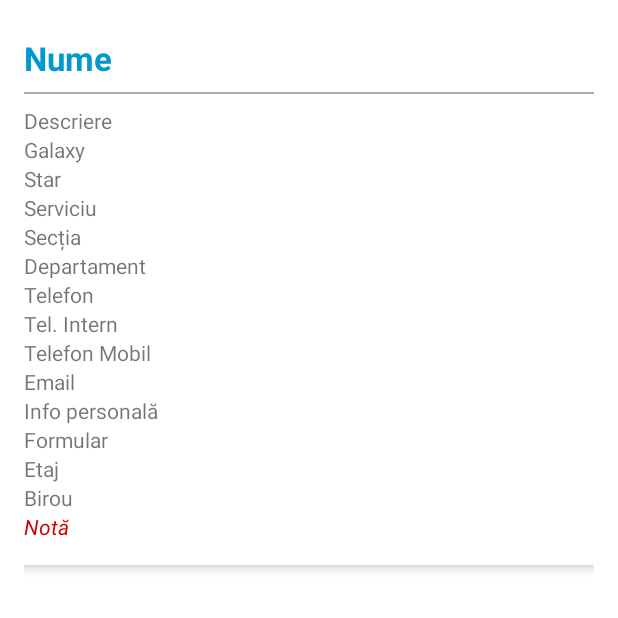
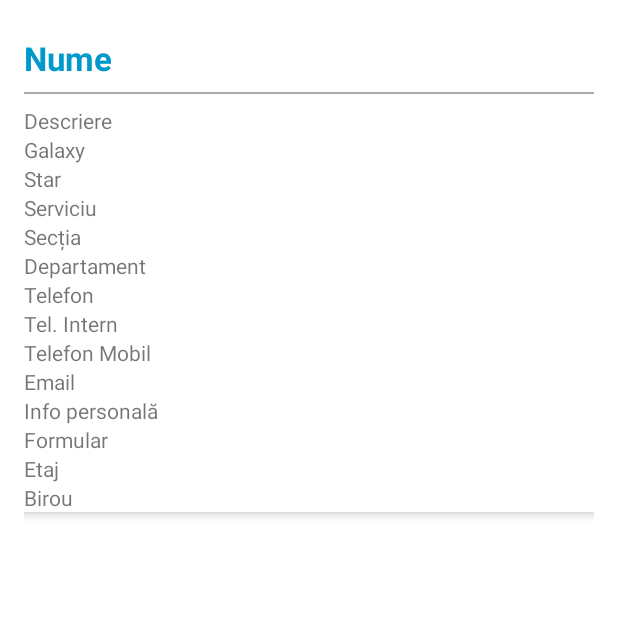
Before and after one commit to androidacvtivity/StatDataExplorer, an Android app: the EmployeeDetailsActivity screen opened directly, with no data from a screen before it, on a phone screen of 412 x 824 dp, the top half of it. Run offline under Robolectric (Android 15) with nearby library versions, the phone set to English and light mode, and no system bars.

Commit message:
Remove - getNotice - from Detalied #138

```diff
--- a/app/src/main/java/com/bancusoft/statdataexplorer/activities/EmployeeDetailsActivity.java
+++ b/app/src/main/java/com/bancusoft/statdataexplorer/activities/EmployeeDetailsActivity.java
@@ -35,6 +35,6 @@ public class EmployeeDetailsActivity extends AppCompatActivity {
         ((TextView) findViewById(R.id.tvPhonemobil)).setText(emp.getPhonemobil());
         ((TextView) findViewById(R.id.tvFloor)).setText(emp.getFloor());
         ((TextView) findViewById(R.id.tvOffice)).setText(emp.getOffice());
-        ((TextView) findViewById(R.id.tvNotice)).setText(emp.getNotice());
+//        ((TextView) findViewById(R.id.tvNotice)).setText(emp.getNotice());
     }
 }
--- a/app/src/main/res/layout/activity_employee_details.xml
+++ b/app/src/main/res/layout/activity_employee_details.xml
@@ -97,12 +97,12 @@
             android:layout_height="wrap_content"
             android:text="Birou" />
 
-        <TextView android:id="@+id/tvNotice"
-            android:layout_width="match_parent"
-            android:layout_height="wrap_content"
-            android:text="Notă"
-            android:textColor="@android:color/holo_red_dark"
-            android:textStyle="italic"
-            android:paddingBottom="16dp"/>
+<!--        <TextView android:id="@+id/tvNotice"-->
+<!--            android:layout_width="match_parent"-->
+<!--            android:layout_height="wrap_content"-->
+<!--            android:text="Notă"-->
+<!--            android:textColor="@android:color/holo_red_dark"-->
+<!--            android:textStyle="italic"-->
+<!--            android:paddingBottom="16dp"/>-->
     </LinearLayout>
 </ScrollView>
```
Also changed, not shown: 1 other file.
